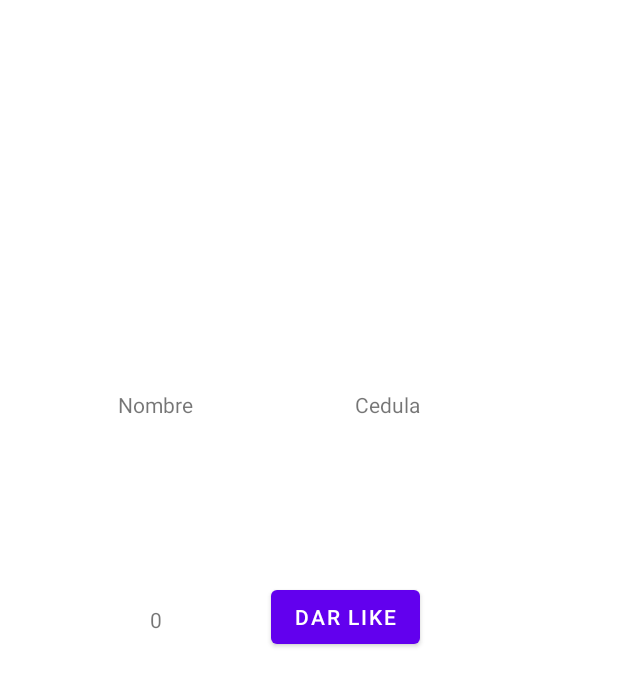
After one commit to 2020-B-Aplicaciones-Moviles-Computacion/AMC-herrera-flores-jonathan-alexander, an Android app: the layout recicler_view_vista.xml on its own in the app's theme, with its tools: preview values and no code run, on a phone screen of 412 x 824 dp. The commit adds this screen. Shown: the top 686 px of the screen. Run offline under Robolectric (Android 15) with nearby library versions, the phone set to English and light mode, and no system bars.

Commit message:
Intents externos y reclicerView inicio

```diff
--- a/Adroid02/app/src/main/AndroidManifest.xml
+++ b/Adroid02/app/src/main/AndroidManifest.xml
@@ -9,7 +9,8 @@
         android:roundIcon="@mipmap/ic_launcher_round"
         android:supportsRtl="true"
         android:theme="@style/Theme.Adroid02">
-        <activity android:name=".CIntentExplicitoParametros"></activity>
+        <activity android:name=".FIntentConRespuesta"></activity>
+        <activity android:name=".CIntentExplicitoParametros" />
         <activity android:name=".BListView">
             <intent-filter>
                 <action android:name="android.intent.action.SEND" />
--- /dev/null
+++ b/Adroid02/app/src/main/res/layout/recicler_view_vista.xml
@@ -0,0 +1,50 @@
+<?xml version="1.0" encoding="utf-8"?>
+<androidx.constraintlayout.widget.ConstraintLayout
+    xmlns:android="http://schemas.android.com/apk/res/android"
+    xmlns:app="http://schemas.android.com/apk/res-auto"
+    xmlns:tools="http://schemas.android.com/tools"
+    android:layout_width="match_parent"
+    android:layout_height="match_parent">
+
+    <TextView
+        android:id="@+id/textViewNombre"
+        android:layout_width="wrap_content"
+        android:layout_height="wrap_content"
+        android:layout_marginEnd="108dp"
+        android:layout_marginRight="108dp"
+        android:text="Nombre"
+        app:layout_constraintBottom_toBottomOf="@+id/textViewCedula"
+        app:layout_constraintEnd_toStartOf="@+id/textViewCedula"
+        app:layout_constraintTop_toTopOf="@+id/textViewCedula" />
+
+    <TextView
+        android:id="@+id/textViewCedula"
+        android:layout_width="wrap_content"
+        android:layout_height="wrap_content"
+        android:layout_marginBottom="108dp"
+        android:text="Cedula"
+        app:layout_constraintBottom_toTopOf="@+id/button_dar_like"
+        app:layout_constraintEnd_toEndOf="@+id/button_dar_like" />
+
+    <TextView
+        android:id="@+id/textViewLikes"
+        android:layout_width="wrap_content"
+        android:layout_height="wrap_content"
+        android:layout_marginTop="124dp"
+        android:text="0"
+        app:layout_constraintEnd_toEndOf="@+id/textViewNombre"
+        app:layout_constraintStart_toStartOf="@+id/textViewNombre"
+        app:layout_constraintTop_toBottomOf="@+id/textViewNombre" />
+
+    <Button
+        android:id="@+id/button_dar_like"
+        android:layout_width="wrap_content"
+        android:layout_height="wrap_content"
+        android:text="Dar Like"
+        app:layout_constraintBottom_toBottomOf="parent"
+        app:layout_constraintEnd_toEndOf="parent"
+        app:layout_constraintHorizontal_bias="0.578"
+        app:layout_constraintStart_toStartOf="parent"
+        app:layout_constraintTop_toTopOf="parent"
+        app:layout_constraintVertical_bias="0.499" />
+</androidx.constraintlayout.widget.ConstraintLayout>
```
Also changed, not shown: Adroid02/app/src/main/java/com/example/adroid_02/EBaseDeDatos.kt (added, +7 -0 lines), Adroid02/app/src/main/java/com/example/adroid_02/ESqliteHelperUsuario.kt (added, +121 -0 lines), Adroid02/app/src/main/java/com/example/adroid_02/EUsuarioBDD.kt (added, +9 -0 lines), Adroid02/app/src/main/java/com/example/adroid_02/FIntentConRespuesta.kt (added, +66 -0 lines), Adroid02/app/src/main/java/com/example/adroid_02/FReciclerViewAdaptadorNombreCedula.kt (added, +70 -0 lines), Adroid02/app/src/main/java/com/example/adroid_02/MainActivity.kt (+31 -1 lines), Adroid02/app/src/main/res/layout/activity_intent_con_respuesta.xml (added, +18 -0 lines), Adroid02/app/src/main/res/layout/activity_main.xml (+9 -0 lines).
